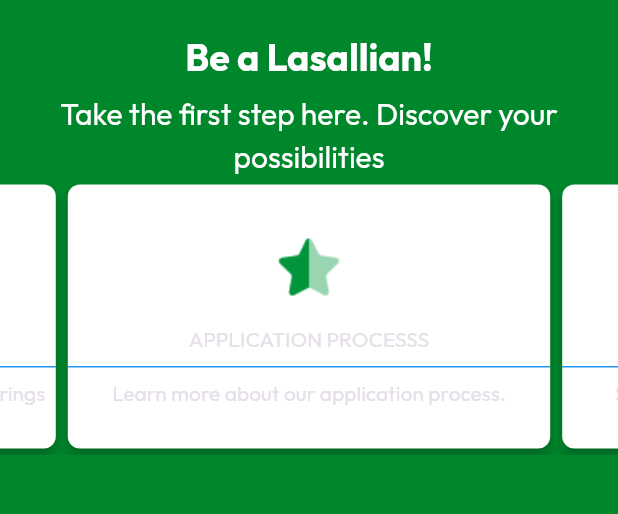
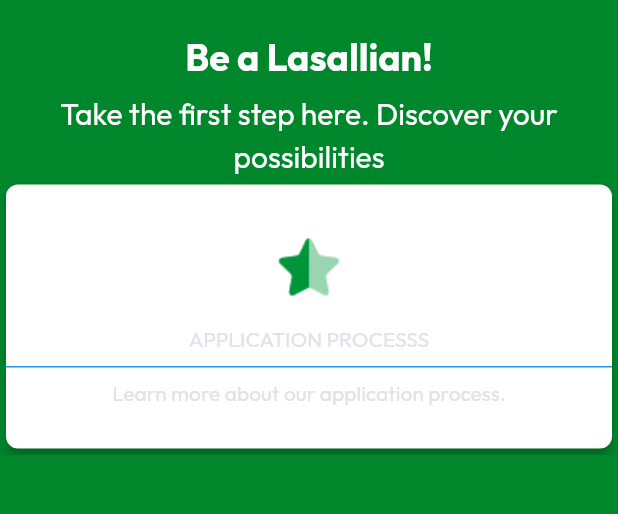
Before and after one commit to creekygreen/dlsl_info_app, a Flutter app: the screen it shows after launch, on a phone screen of 412 x 824 dp, the part 84-598 px from its top. Run offline on Flutter 3.47's test engine with Material 3 defaults, Android fonts, the phone set to English and light mode, and no system bars; drawn by our look-alikes of carousel_slider; our stand-ins replace google_fonts.

```diff
--- a/lib/pages/home.dart
+++ b/lib/pages/home.dart
@@ -53,6 +53,7 @@ class HomePage extends StatelessWidget {
                       width: double.infinity,
                       height: 184,
                       child: CarouselSlider(
+                        options: CarouselOptions(viewportFraction: 1),
                         items: [
                           InkWell(
                             splashColor: Colors.transparent,
```
